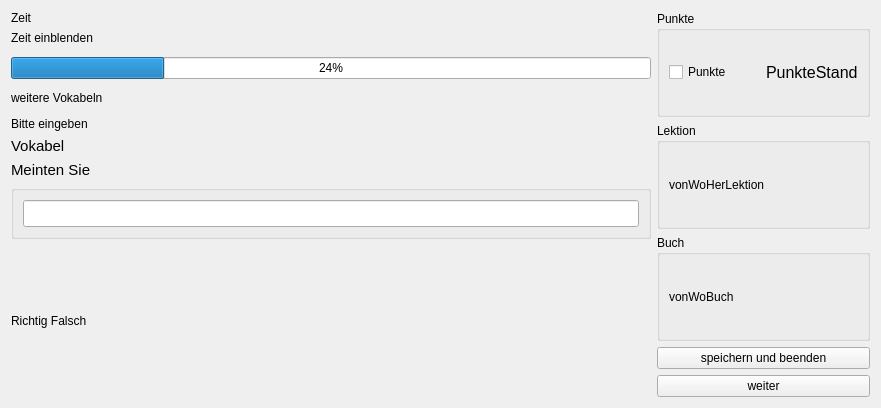
Old version of the form UIs/WindowAbfrage.ui in the repository JPaehr/VokabelTrainer.
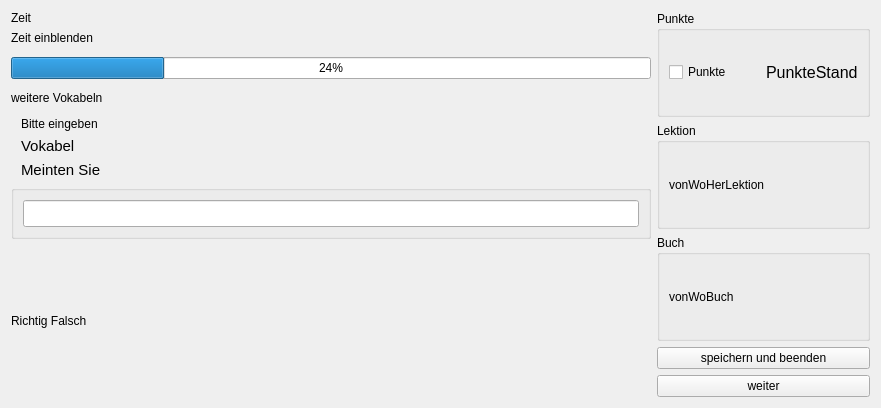
New version of the form. Custom widgets are drawn as their Qt base class.

Commit message: small fixes in layout from querywindow

Patch:
```diff
--- a/UIs/WindowAbfrage.ui
+++ b/UIs/WindowAbfrage.ui
@@ -83,12 +83,24 @@
         </widget>
        </item>
        <item>
+        <layout class="QHBoxLayout" name="horizontalLayout_6">
+         <property name="leftMargin">
+          <number>10</number>
+         </property>
+         <item>
         <widget class="QLabel" name="labBitteEingeben">
          <property name="text">
           <string>Bitte eingeben</string>
          </property>
         </widget>
        </item>
+        </layout>
+       </item>
+       <item>
+        <layout class="QHBoxLayout" name="horizontalLayout_5">
+         <property name="leftMargin">
+          <number>10</number>
+         </property>
        <item>
         <widget class="QLabel" name="labVokabelMeintenSie">
          <property name="font">
@@ -101,17 +113,40 @@
          </property>
         </widget>
        </item>
+        </layout>
+       </item>
+       <item>
+        <layout class="QHBoxLayout" name="horizontalLayout_3">
+         <property name="leftMargin">
+          <number>10</number>
+         </property>
        <item>
         <widget class="QLabel" name="labMeintenSie">
+           <property name="sizePolicy">
+            <sizepolicy hsizetype="Preferred" vsizetype="Preferred">
+             <horstretch>0</horstretch>
+             <verstretch>0</verstretch>
+            </sizepolicy>
+           </property>
          <property name="font">
           <font>
            <pointsize>11</pointsize>
           </font>
          </property>
+           <property name="styleSheet">
+            <string notr="true">QTextEdit{
+	left-magrin: 20px;
+}</string>
+           </property>
          <property name="text">
           <string>Meinten Sie</string>
          </property>
-        </widget>
+           <property name="margin">
+            <number>0</number>
+           </property>
+          </widget>
+         </item>
+        </layout>
        </item>
        <item>
         <widget class="QGroupBox" name="groupBox_4">
```
Lines whose indentation alone changed are shown as unchanged. The commit also changes 1 other file.
